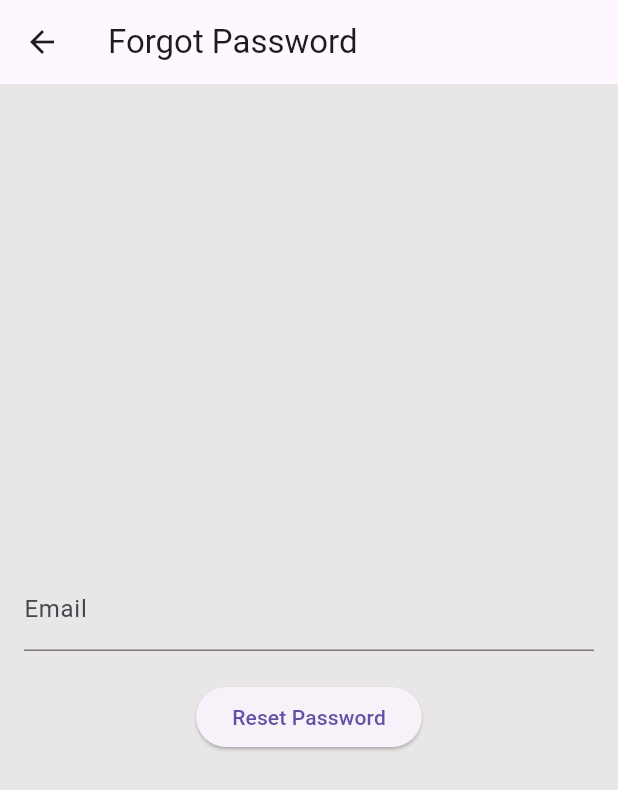
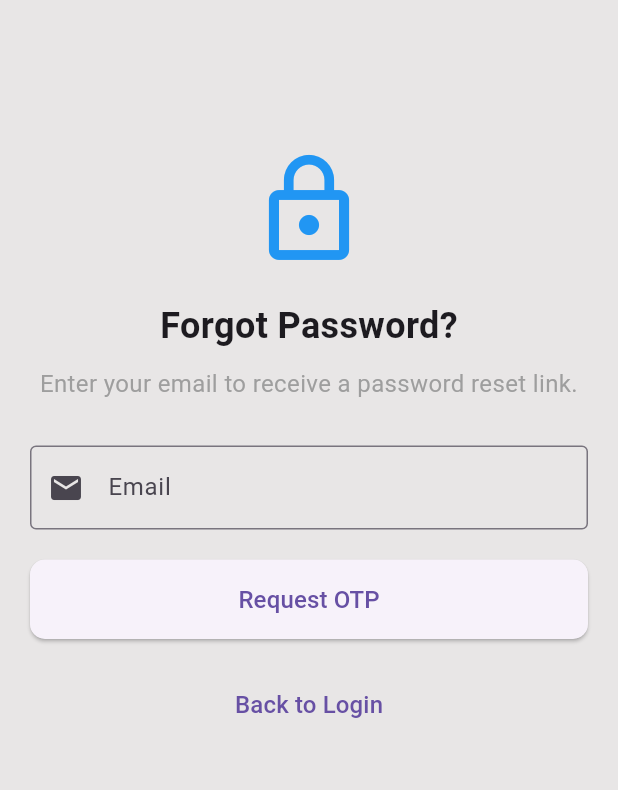
Before and after one commit to Kashyroyalty/Flutter_mobile_app, a Flutter app: the ForgotPassword screen opened directly, on a phone screen of 412 x 824 dp. Shown: the top 790 px of the screen. Run offline on Flutter 3.47's test engine with Material 3 defaults, Android fonts, the phone set to English and light mode, and no system bars; our stand-ins replace image_picker, local_auth, shared_preferences; missing offline and left inert: dart:ffi; accounts and stored records are empty.

Commit message:
made few adjustments on some pages

```diff
--- a/lib/Models/ApiService.dart
+++ b/lib/Models/ApiService.dart
@@ -822,6 +822,22 @@ class ApiService {
     return response;
   }
 
+  Future<void> _storeEmailOnLogin(String email) async {
+    SharedPreferences prefs = await SharedPreferences.getInstance();
+    List<String>? previousEmails = prefs.getStringList("previous_login_emails");
+
+    if (previousEmails == null) {
+      previousEmails = [];
+    }
+
+    // Add email if it's not already in the list
+    if (!previousEmails.contains(email)) {
+      previousEmails.add(email);
+      await prefs.setStringList("previous_login_emails", previousEmails);
+    }
+  }
+
+
 
   Future<http.Response> changePassword(String currentPassword, String newPassword, String confirmPassword) async {
     final url = Uri.parse("$kBaseUrl/api/v1/users/change-password");
--- a/lib/Pages/ForgotPassword.dart
+++ b/lib/Pages/ForgotPassword.dart
@@ -1,119 +1,176 @@
 import 'package:flutter/material.dart';
-//import 'package:http/http.dart' as http;
-import 'dart:convert';
+import 'package:flutter/services.dart';
+import 'package:http/http.dart' as http;
+import 'package:shared_preferences/shared_preferences.dart';
+import 'package:online_banking_system/Pages/ResetPasswordPage.dart';
+import '../Models/ApiService.dart';
 
 class ForgotPassword extends StatefulWidget {
   const ForgotPassword({super.key});
 
   @override
-  State<ForgotPassword> createState() => _ForgotPasswordState();
+  _ForgotPasswordPageState createState() => _ForgotPasswordPageState();
 }
 
-class _ForgotPasswordState extends State<ForgotPassword> {
-  final _formKey = GlobalKey<FormState>();
-  final _emailController = TextEditingController();
+class _ForgotPasswordPageState extends State<ForgotPassword> {
+  final TextEditingController _emailController = TextEditingController();
+  final TextEditingController _otpController = TextEditingController();
   bool _isLoading = false;
-  String _errorMessage = '';
 
-  get http => null;
+  @override
+  void initState() {
+    super.initState();
+    _loadSavedEmail();
+  }
 
-  Future<void> _resetPassword() async {
-    if (_formKey.currentState!.validate()) {
+  Future<void> _loadSavedEmail() async {
+    final prefs = await SharedPreferences.getInstance();
+    final savedEmail = prefs.getString('saved_email') ?? "";
+
     setState(() {
-        _isLoading = true;
-        _errorMessage = ''; // Clear any previous errors
+      _emailController.text = savedEmail; // Auto-fill email if found
     });
+  }
 
-      final email = _emailController.text;
+  void _requestOTP() async {
+    String email = _emailController.text.trim();
+    if (email.isEmpty) {
+      ScaffoldMessenger.of(context).showSnackBar(
+        SnackBar(content: Text("Please enter your email")),
+      );
+      return;
+    }
+    setState(() => _isLoading = true);
+    int? otp = await ApiService.fetchOtp(email);
+    setState(() => _isLoading = false);
 
-      try {
-        final url = Uri.parse('YOUR_API_ENDPOINT_HERE'); // Replace with your actual API endpoint
-        final response = await http.post(
-          url,
-          headers: {'Content-Type': 'application/json'},
-          body: jsonEncode({'email': email}), // Send email in the request body
+    if (otp != null) {
+      print("Fetched OTP: $otp"); // Print OTP to the terminal
+      _showOtpDialog(email);
+    } else {
+      ScaffoldMessenger.of(context).showSnackBar(
+        SnackBar(content: Text("Failed to send OTP. Try again.")),
       );
+    }
+  }
+
+  void _showOtpDialog(String email) {
+    showDialog(
+      context: context,
+      barrierDismissible: false, // Prevent dismissing the dialog
+      builder: (context) {
+        return WillPopScope(
+          onWillPop: () async => false, // Disable back button press
+          child: AlertDialog(
+            title: Text("Enter OTP"),
+            content: TextField(
+              controller: _otpController,
+              keyboardType: TextInputType.number,
+              maxLength: 6, // Ensures only 6 characters can be entered
+              inputFormatters: [
+                LengthLimitingTextInputFormatter(6), // Limits to 6 digits
+                FilteringTextInputFormatter.digitsOnly, // Allows only numbers
+              ],
+              decoration: InputDecoration(
+                labelText: "OTP",
+                counterText: "", // Hides character counter
+                border: OutlineInputBorder(),
+              ),
+            ),
+            actions: [
+              TextButton(
+                onPressed: () => Navigator.pop(context),
+                child: Text("Cancel"),
+              ),
+              ElevatedButton(
+                onPressed: () => _verifyOtp(email),
+                child: Text("Verify"),
+              ),
+            ],
+          ),
+        );
+      },
+    );
+  }
+
+  void _verifyOtp(String email) async {
+    String otpCode = _otpController.text.trim();
+    if (otpCode.isEmpty) return;
+
+    setState(() => _isLoading = true);
+    http.Response response = await ApiService.verifyOTP(email, otpCode);
+    setState(() => _isLoading = false);
 
     if (response.statusCode == 200) {
-          // Password reset request successful.  Typically, the API would send a reset link to the user's email.
-          // You might navigate to a "check your email" screen here.
+      Navigator.pop(context); // Close OTP dialog
+      Navigator.push(
+        context,
+        MaterialPageRoute(builder: (context) => Resetpasswordpage()),
+      );
+    } else {
       ScaffoldMessenger.of(context).showSnackBar(
-            const SnackBar(content: Text('Password reset email sent!')),
+        SnackBar(content: Text("Invalid OTP. Please try again.")),
       );
-          Navigator.pop(context); // Go back to the login screen or wherever appropriate
-
-        } else {
-          // Handle error responses from the API.
-          final responseBody = jsonDecode(response.body);
-          final errorMessage = responseBody['message']?? 'Failed to send reset email. Please try again.'; // Extract error message or use a default.
-
-          setState(() {
-            _errorMessage = errorMessage;
-          });
-
-          ScaffoldMessenger.of(context).showSnackBar(
-            SnackBar(content: Text(_errorMessage)),
-          );
-        }
-      } catch (error) {
-        setState(() {
-          _errorMessage = 'An error occurred. Please check your internet connection and try again.';
-        });
-        ScaffoldMessenger.of(context).showSnackBar(
-          SnackBar(content: Text(_errorMessage)),
-        );
-        print('Error: $error'); // Print error for debugging
-      } finally {
-        setState(() {
-          _isLoading = false;
-        });
-      }
     }
   }
 
   @override
   Widget build(BuildContext context) {
     return Scaffold(
-      appBar: AppBar(
-        title: const Text('Forgot Password'),
-      ),
-      body: Center(
-        child: SingleChildScrollView( // Wrap with SingleChildScrollView
-          padding: const EdgeInsets.all(16.0),
-          child: Form(
-            key: _formKey,
+      body: SingleChildScrollView(
+        child: Padding(
+          padding: EdgeInsets.all(20.0),
           child: Column(
             mainAxisAlignment: MainAxisAlignment.center,
-              children: <Widget>[
-                TextFormField(
+            crossAxisAlignment: CrossAxisAlignment.center,
+            children: [
+              SizedBox(height: 80),
+              Icon(Icons.lock_outline, size: 80, color: Colors.blue),
+              SizedBox(height: 20),
+              Text(
+                "Forgot Password?",
+                style: TextStyle(fontSize: 24, fontWeight: FontWeight.bold),
+              ),
+              SizedBox(height: 10),
+              Text(
+                "Enter your email to receive a password reset link.",
+                textAlign: TextAlign.center,
+                style: TextStyle(fontSize: 16, color: Colors.grey),
+              ),
+              SizedBox(height: 30),
+              TextField(
                 controller: _emailController,
                 keyboardType: TextInputType.emailAddress,
-                  decoration: const InputDecoration(labelText: 'Email'),
-                  validator: (value) {
-                    if (value == null || value.isEmpty ||!value.contains('@')) {
-                      return 'Please enter a valid email';
-                    }
-                    return null;
-                  },
-                ),
-                const SizedBox(height: 20),
-
-                ElevatedButton(
-                  onPressed: _isLoading? null: _resetPassword, // Disable button while loading
-                  child: _isLoading
-                      ? const CircularProgressIndicator() // Show loading indicator
-                      : const Text('Reset Password'),
-                ),
-                if (_errorMessage.isNotEmpty) // Display error message if any
-                  Padding(
-                    padding: const EdgeInsets.only(top: 8.0),
-                    child: Text(
-                      _errorMessage,
-                      style: TextStyle(color: Colors.red),
+                decoration: InputDecoration(
+                  prefixIcon: Icon(Icons.email),
+                  labelText: "Email",
+                  border: OutlineInputBorder(),
                 ),
               ),
+              SizedBox(height: 20),
+              _isLoading
+                  ? CircularProgressIndicator()
+                  : SizedBox(
+                width: double.infinity,
+                child: ElevatedButton(
+                  onPressed: _requestOTP,
+                  style: ElevatedButton.styleFrom(
+                    padding: EdgeInsets.symmetric(vertical: 15),
+                    shape: RoundedRectangleBorder(
+                        borderRadius: BorderRadius.circular(10)),
+                  ),
+                  child: Text(
+                    "Request OTP",
+                    style: TextStyle(fontSize: 16),
+                  ),
+                ),
+              ),
+              SizedBox(height: 20),
+              TextButton(
+                onPressed: () => Navigator.pop(context),
+                child: Text("Back to Login", style: TextStyle(fontSize: 16)),
+              ),
             ],
-            ),
           ),
         ),
       ),
--- a/pubspec.yaml
+++ b/pubspec.yaml
@@ -96,8 +96,7 @@ flutter:
   #   - images/a_dot_ham.jpeg
   assets:
     - lang/
-#    - profile/
- #   - dashen_bank_logo.jpg
+    # assets/default_profile.svg
 
 
   # An image asset can refer to one or more resolution-specific "variants", see
```
Also changed, not shown: lib/Pages/HelpAndSupportPage.dart (added, +63 -0 lines), lib/Pages/HomePage.dart (+8 -2 lines), lib/Pages/LoginPage.dart (+10 -12 lines), lib/Pages/RegistrationPage.dart (+18 -59 lines), lib/Pages/ResetPasswordPage.dart (renamed from lib/Pages/PasswardChangePage.dart, +4 -4 lines), lib/Pages/SettingPage.dart (+2 -7 lines), lib/Screens/WelcomePage.dart (+33 -28 lines), lib/Screens/password_creation_screen.dart (deleted, +0 -229 lines), lib/main.dart (+7 -3 lines), pubspec.lock. Lines whose indentation alone changed are shown as unchanged.
